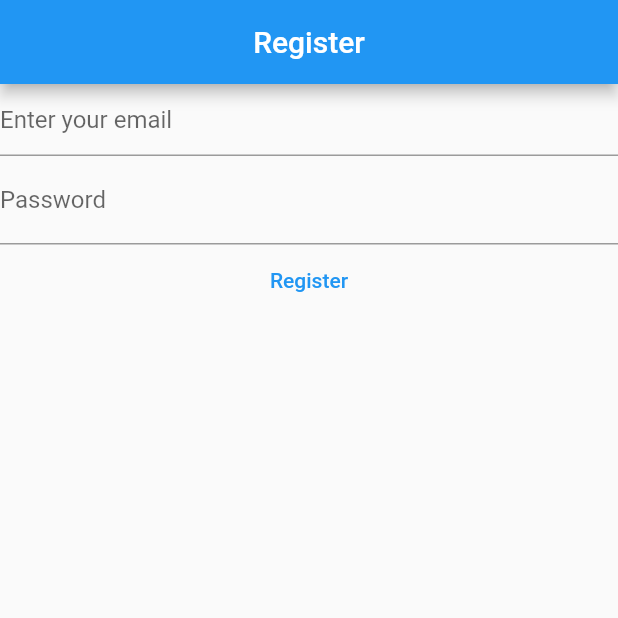
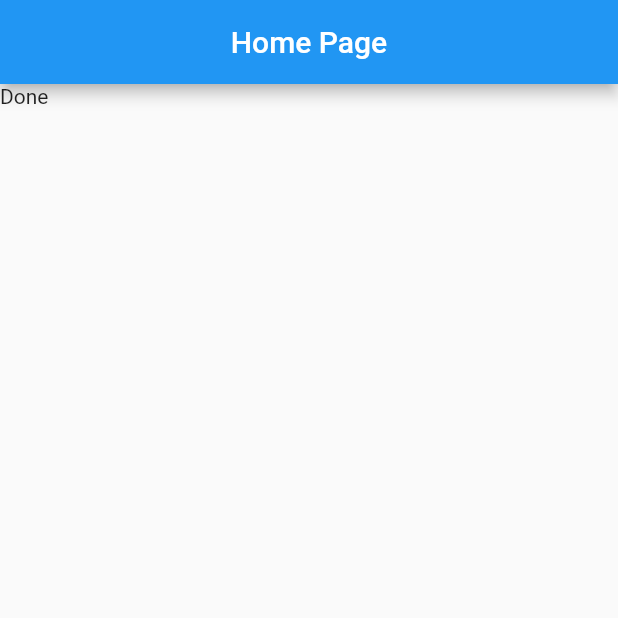
Before and after one commit to GANONTHA/mynotebook, a Flutter app: the screen it shows after launch, on a phone screen of 412 x 824 dp, the top half of it. Run offline on Flutter 3.47's test engine with Material 2 defaults, Android fonts, the phone set to English and light mode, and no system bars; our stand-ins replace firebase_auth, firebase_core; accounts and stored records are empty.

Commit message:
Adding new changes to the repo

```diff
--- a/lib/main.dart
+++ b/lib/main.dart
@@ -1,10 +1,12 @@
-import 'dart:html';
 
 import 'package:flutter/material.dart';
 import 'package:firebase_core/firebase_core.dart';
+import 'package:mynotebook/View/login_view.dart';
+import 'package:mynotebook/View/register_view.dart';
 import 'firebase_options.dart';
 import 'package:firebase_auth/firebase_auth.dart';
 void main() {
+  WidgetsFlutterBinding.ensureInitialized(); //initializing our db (Firebase)
   runApp(const MaterialApp(
       title: 'My notebook',
       home: HomePage(),
@@ -12,63 +14,43 @@ void main() {
 }
 
 
-class HomePage extends StatefulWidget {
+//create the Home page to manage the entire App
+
+class HomePage extends StatelessWidget {
   const HomePage({super.key});
 
-  @override
-  State<HomePage> createState() => _HomePageState();
-}
-
-class _HomePageState extends State<HomePage> {
-late final TextEditingController _email;
-late final TextEditingController _password;
-
-@override
-  void initState() {
-    _email = TextEditingController();
-    _password= TextEditingController();
-    super.initState();
-  }
-
-  @override
-  void dispose() {
-    _email.dispose();
-    _password.dispose();
-    super.dispose();
-  }
-
-  @override
+   @override
   Widget build(BuildContext context) {
     return Scaffold(
       appBar: AppBar(
-        title: const Text('Register'),
+        title: const Text('Home Page'),
         centerTitle: true,
       ),
-      body: Column(
-        children: [
-          TextField(
-            controller: _email,
-            decoration: const InputDecoration(hintText: 'Enter your email', enabled: true
-            ),
-          ),
-          TextField(
-            controller: _password,
-            decoration: const InputDecoration(hintText: 'Enter your passowrd',  labelText: "Password"),
-          ),
-          TextButton(
-            onPressed: () async {
-              final email = _email.text;
-              final password = _password.text;
-            final usercredential =
-             await  FirebaseAuth.instance.createUserWithEmailAndPassword(
-                email: email,
-                password: password
-                );
-            },
-            child: const Text('Register'),
-          ),
-        ],
+      body: FutureBuilder(
+        future: Firebase.initializeApp(
+               options: DefaultFirebaseOptions.currentPlatform,
+                ),
+        builder: (context, snapshot) {
+          switch (snapshot.connectionState) {
+            case ConnectionState.done:
+            final user = FirebaseAuth.instance.currentUser;
+
+            if (user?.emailVerified ?? false) {
+              print('THIS EMAIL IS GOOD TO GO');
+            } else {
+              print('Make sure you verify the user');
+            }
+             return Text('Done');
+        default:
+        return const Text('Loading');
+          }
+
+
+        },
+
       ),
     );
   }
+
+
 }
```
Also changed, not shown: lib/View/login_view.dart (added, +109 -0 lines), lib/View/register_view.dart (added, +102 -0 lines).
